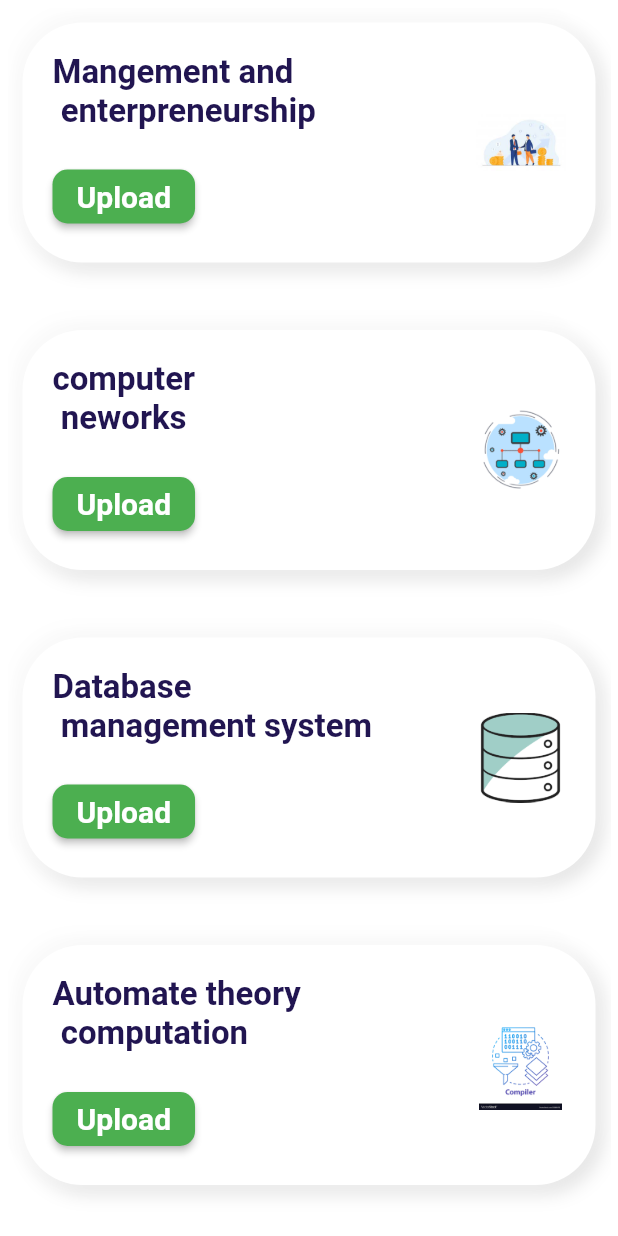
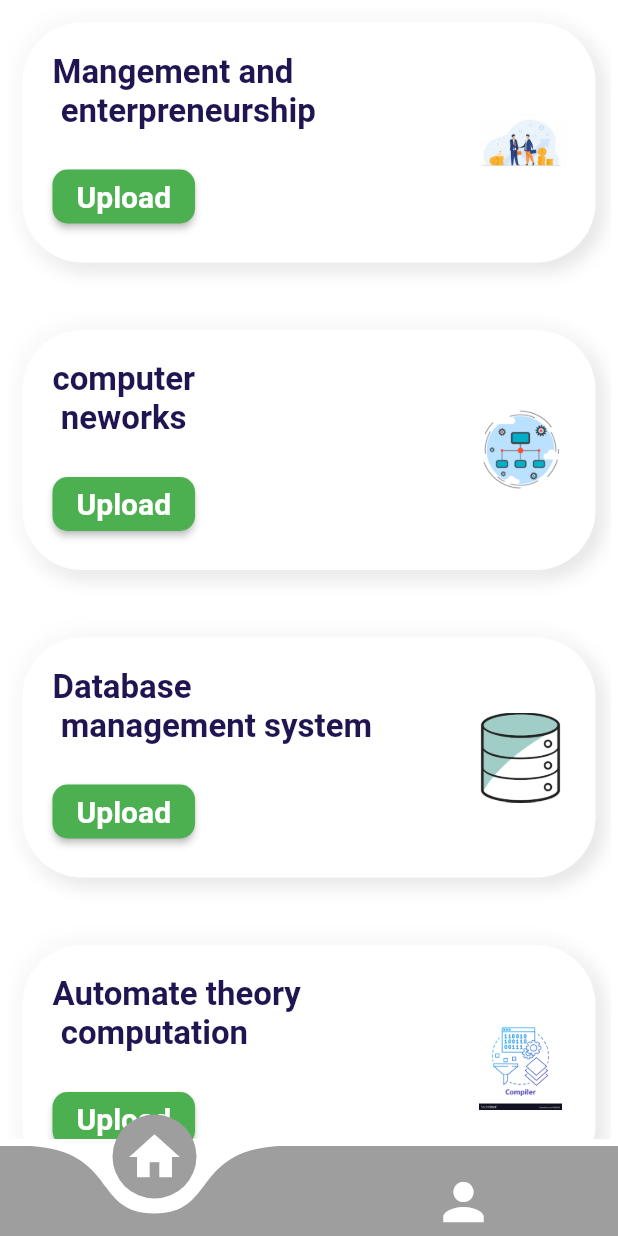
Before and after one commit to hrishi-19/CSE-MITRA, a Flutter app: the Notes screen opened by its route, on a phone screen of 412 x 824 dp. Run offline on Flutter 3.47's test engine with Material 2 defaults, Android fonts, the phone set to English and light mode, and no system bars; drawn by our look-alikes of curved_navigation_bar; our stand-ins replace file_picker, firebase_auth, firebase_core, firebase_storage, flutter_spinkit, font_awesome_flutter and 2 more; accounts and stored records are empty.

```diff
--- a/lib/main.dart
+++ b/lib/main.dart
@@ -25,11 +25,6 @@ class MyApp extends StatelessWidget {
   Widget build(BuildContext context) {
     return MaterialApp(
       debugShowCheckedModeBanner: false,
-      theme: ThemeData(
-        primaryColor: Colors.pinkAccent,
-        primarySwatch: Colors.grey,
-        accentColor: Colors.blueAccent,
-      ),
       initialRoute: '/',
       routes: {
         '/':(context)=>Loader(),
--- a/lib/screens/Home.dart
+++ b/lib/screens/Home.dart
@@ -2,6 +2,8 @@ import 'package:flutter/cupertino.dart';
 import 'package:flutter/material.dart';
 import 'package:mitra/provider/authentication.dart';
 import 'package:mitra/widgets/HomeWidget.dart';
+import 'package:mitra/widgets/bottom_navbar.dart';
+
 
 class Home extends StatefulWidget {
   const Home({Key? key}) : super(key: key);
@@ -42,7 +44,8 @@ class _HomeState extends State<Home> {
 
             ),
           ),
-        )
+        ),
+      bottomNavigationBar:Navbar()
     );
   }
 }
--- a/lib/screens/notes.dart
+++ b/lib/screens/notes.dart
@@ -1,4 +1,5 @@
 import 'package:flutter/material.dart';
+import 'package:mitra/widgets/bottom_navbar.dart';
 import 'package:mitra/widgets/classWidget.dart';
 class Notes extends StatelessWidget {
   const Notes({Key? key}) : super(key: key);
@@ -32,7 +33,8 @@ class Notes extends StatelessWidget {
 
             ),
           ),
-        )
+        ),
+        bottomNavigationBar:Navbar()
     );
   }
 }
--- /dev/null
+++ b/lib/widgets/bottom_navbar.dart
@@ -0,0 +1,22 @@
+import 'package:flutter/material.dart';
+import 'package:curved_navigation_bar/curved_navigation_bar.dart';
+class Navbar extends StatelessWidget {
+
+  @override
+  Widget build(BuildContext context) {
+    return Theme(
+      data: Theme.of(context).copyWith(
+        iconTheme: IconThemeData(color: Colors.white)
+      ),
+      child: CurvedNavigationBar(
+        color: Colors.grey,
+        height: 60,
+        backgroundColor: Colors.transparent,
+        items: [
+          Icon(Icons.home,size: 40,),
+          Icon(Icons.person,size:40)
+        ],
+      ),
+    );
+  }
+}
--- a/pubspec.yaml
+++ b/pubspec.yaml
@@ -41,6 +41,7 @@ dependencies:
   path_provider: ^2.0.8
   google_fonts: ^2.1.0
   file_picker: ^4.3.1
+  curved_navigation_bar: ^1.0.2
 
 
 
```
Also changed, not shown: data/marks.json (+5 -5 lines), lib/screens/attendence.dart (+104 -18 lines), pubspec.lock.
